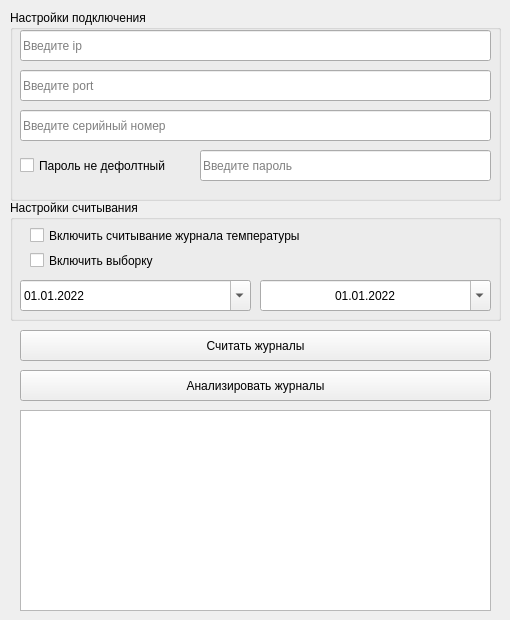
Old version of the form libs/maket_mass.ui in the repository loccupy/downloading_logs_from_a_smart_meter.
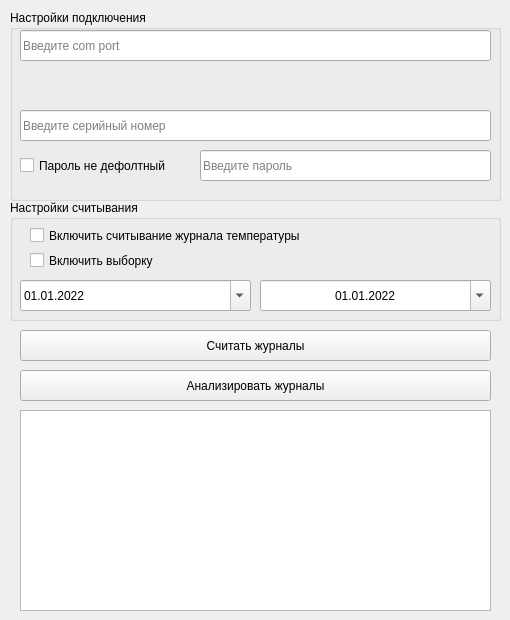
New version of the form.

What changed in the file:
```diff
--- a/libs/maket_mass.ui
+++ b/libs/maket_mass.ui
@@ -65,7 +65,7 @@
      <bool>false</bool>
     </property>
     <property name="placeholderText">
-     <string>Введите ip</string>
+     <string>Введите com port</string>
     </property>
    </widget>
    <widget class="QLineEdit" name="serial">
@@ -131,31 +131,6 @@
      <string>Пароль не дефолтный</string>
     </property>
    </widget>
-   <widget class="QLineEdit" name="port">
-    <property name="geometry">
-     <rect>
-      <x>10</x>
-      <y>60</y>
-      <width>471</width>
-      <height>31</height>
-     </rect>
-    </property>
-    <property name="text">
-     <string/>
-    </property>
-    <property name="alignment">
-     <set>Qt::AlignLeading|Qt::AlignLeft|Qt::AlignVCenter</set>
-    </property>
-    <property name="dragEnabled">
-     <bool>false</bool>
-    </property>
-    <property name="readOnly">
-     <bool>false</bool>
-    </property>
-    <property name="placeholderText">
-     <string>Введите port</string>
-    </property>
-   </widget>
   </widget>
   <widget class="QGroupBox" name="groupBox_2">
    <property name="geometry">
```
Left out of the diff: 2 changed lines with no effect on the pictures.
